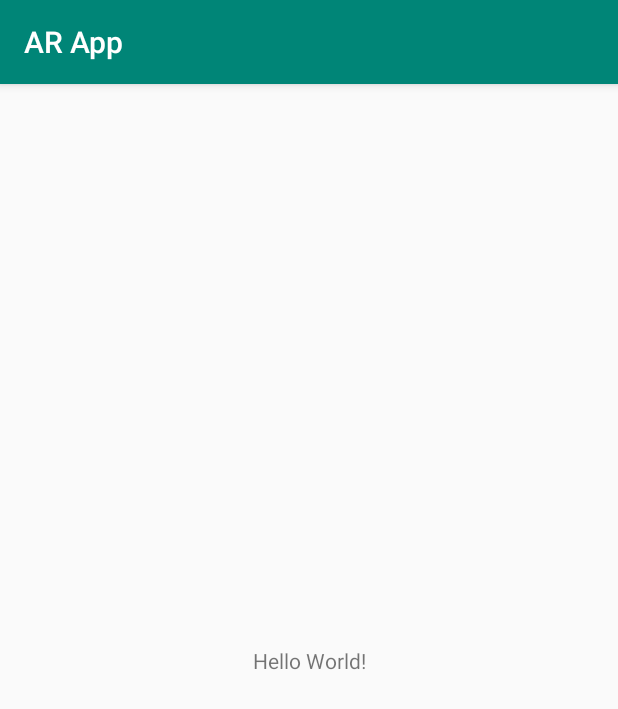
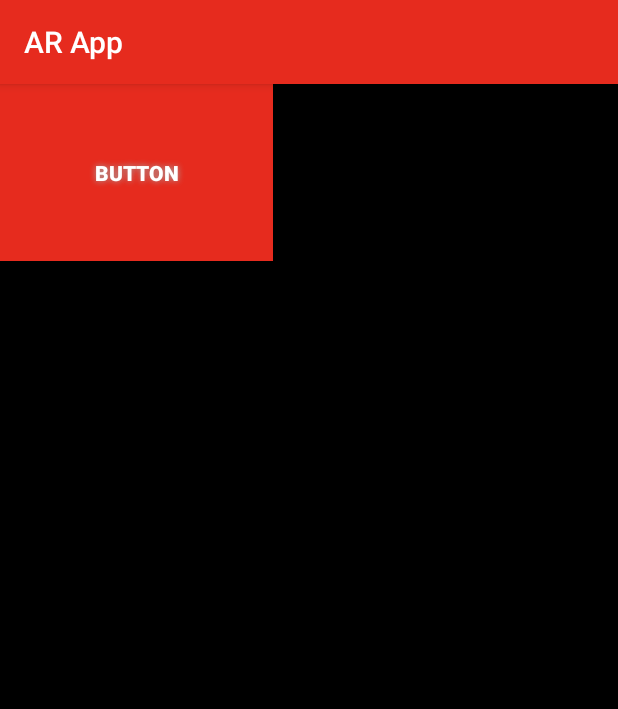
Before and after one commit to MichalinaDrozd/AR_App, an Android app: the screen it shows after launch (MainActivity), on a phone screen of 412 x 824 dp. Shown: the top 709 px of the screen. Run offline under Robolectric (Android 15) with nearby library versions, the phone set to English and light mode, and no system bars.

Commit message:
Adding 3D model. Starting UI (First activity)

```diff
--- a/app/build.gradle
+++ b/app/build.gradle
@@ -45,6 +45,8 @@ dependencies {
     // Provides ArFragment, and other UX resources.
     implementation 'com.google.ar.sceneform.ux:sceneform-ux:1.7.0'
 
+    implementation 'br.com.simplepass:loading-button-android:1.6.5'
+
 
 }
 
--- a/app/src/main/java/com/example/michalinadrozd/arapp/MainActivity.kt
+++ b/app/src/main/java/com/example/michalinadrozd/arapp/MainActivity.kt
@@ -2,6 +2,8 @@ package com.example.michalinadrozd.arapp
 
 import android.support.v7.app.AppCompatActivity
 import android.os.Bundle
+import android.widget.Button
+import kotlinx.android.synthetic.main.activity_main.*
 
 class MainActivity : AppCompatActivity() {
 
@@ -9,4 +11,6 @@ class MainActivity : AppCompatActivity() {
         super.onCreate(savedInstanceState)
         setContentView(R.layout.activity_main)
     }
+
+
 }
--- a/app/src/main/res/layout/activity_main.xml
+++ b/app/src/main/res/layout/activity_main.xml
@@ -5,15 +5,42 @@
         xmlns:app="http://schemas.android.com/apk/res-auto"
         android:layout_width="match_parent"
         android:layout_height="match_parent"
+        android:background="@color/colorPrimaryDark"
+
+
         tools:context=".MainActivity">
 
-    <TextView
-            android:layout_width="wrap_content"
-            android:layout_height="wrap_content"
-            android:text="Hello World!"
-            app:layout_constraintBottom_toBottomOf="parent"
-            app:layout_constraintLeft_toLeftOf="parent"
-            app:layout_constraintRight_toRightOf="parent"
-            app:layout_constraintTop_toTopOf="parent"/>
+    <Button
+            android:text="@string/button_Camera"
+            android:layout_width="182dp"
+            android:layout_height="118dp" tools:layout_editor_absoluteY="346dp"
+            android:background="@color/colorPrimary"
+            android:textColor="#ffff"
+            android:textStyle="bold"
+            tools:layout_editor_absoluteX="101dp" android:id="@+id/button_Camera"/>
+    <Button
+            android:text="Button"
+            android:layout_width="182dp"
+            android:layout_height="118dp" tools:layout_editor_absoluteY="196dp"
+            android:background="@color/colorPrimary"
+            android:textColor="#ffff"
+            android:textStyle="bold"
+            tools:layout_editor_absoluteX="101dp" android:id="@+id/button5"/>
+    <Button
+            android:text="Button"
+            android:layout_width="182dp"
+            android:layout_height="118dp" tools:layout_editor_absoluteY="50dp"
+
+            android:textColor="#ffff"
+            android:textStyle="bold"
+            android:background="@color/colorPrimary"
+            android:shadowColor="#A8A8A8"
+            android:shadowDx="0"
+            android:shadowDy="0"
+            android:shadowRadius="5"
+            tools:layout_editor_absoluteX="101dp" android:id="@+id/button"/>
+
+
+
 
 </android.support.constraint.ConstraintLayout>
--- a/app/src/main/res/values/colors.xml
+++ b/app/src/main/res/values/colors.xml
@@ -1,6 +1,6 @@
 <?xml version="1.0" encoding="utf-8"?>
 <resources>
-    <color name="colorPrimary">#008577</color>
-    <color name="colorPrimaryDark">#00574B</color>
-    <color name="colorAccent">#D81B60</color>
+    <color name="colorPrimary">#e62b1e</color>
+    <color name="colorPrimaryDark">#000</color>
+    <color name="colorAccent">#938B8B</color>
 </resources>
--- a/app/src/main/res/values/strings.xml
+++ b/app/src/main/res/values/strings.xml
@@ -1,3 +1,4 @@
 <resources>
     <string name="app_name">AR App</string>
+    <string name="button_Camera">Camera</string>
 </resources>
```
